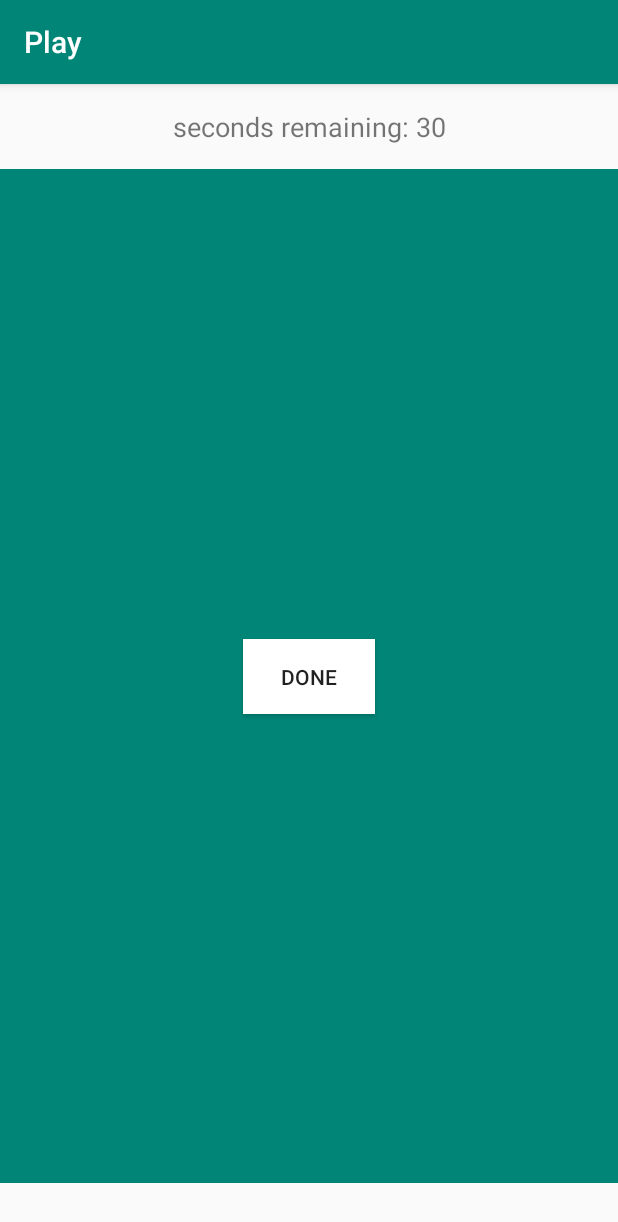
After one commit to apexkid/android-skeleton-dagger-rx-mvp, an Android app: the fragment EndGameFragment placed in its activity, on a phone screen of 412 x 824 dp. The commit adds this screen. Shown: the top 1222 px of the screen. Run offline under Robolectric (Android 15) with nearby library versions, the phone set to English and light mode, and no system bars; our stand-ins replace ButterKnife, Dagger/Hilt's generated code; 1 statement that could not run was skipped.

Commit message:
Added startGame and endGame screens

```diff
--- a/app/src/main/java/com/streetsmart/app/activity/play/PlayActivity.java
+++ b/app/src/main/java/com/streetsmart/app/activity/play/PlayActivity.java
@@ -3,15 +3,20 @@ package com.streetsmart.app.activity.play;
 import android.os.Bundle;
 import android.os.CountDownTimer;
 import android.widget.TextView;
+import android.widget.Toast;
 
 import androidx.appcompat.app.AppCompatActivity;
 import androidx.fragment.app.FragmentManager;
 import androidx.fragment.app.FragmentTransaction;
 
 import com.streetsmart.app.R;
+import com.streetsmart.app.activity.play.endgame.EndGameFragment;
+import com.streetsmart.app.activity.play.startgame.StartGameFragment;
 import com.streetsmart.app.activity.play.textquestion.TextQuestionFragment;
 import com.streetsmart.app.data.GameQuestionsRecord;
 import com.streetsmart.app.root.StreetsmartApp;
+
+import java.util.Set;
 
 import javax.inject.Inject;
 
@@ -28,6 +33,8 @@ public class PlayActivity extends AppCompatActivity implements PlayMVP.View, Pla
 
     private FragmentManager fragmentManager;
 
+    private static final int GAME_TIME_IN_SECONDS = 30;
+
     @Override
     protected void onCreate(Bundle savedInstanceState) {
         super.onCreate(savedInstanceState);
@@ -40,30 +47,51 @@ public class PlayActivity extends AppCompatActivity implements PlayMVP.View, Pla
         ButterKnife.bind(this);
 
         fragmentManager = getSupportFragmentManager();
-
+        timerTextView.setText("seconds remaining: " + GAME_TIME_IN_SECONDS);
     }
 
     @Override
     public void updateData(GameQuestionsRecord record) {
+        launchStartGameFragment();
+    }
 
+    @Override
+    public void startGame() {
         launchTextQuestionFragment();
-
-        new CountDownTimer(30000, 1000) {
+        new CountDownTimer(GAME_TIME_IN_SECONDS * 1000, 1000) {
             public void onTick(long millisUntilFinished) {
                 timerTextView.setText("seconds remaining: " + millisUntilFinished / 1000);
             }
             public void onFinish() {
-                timerTextView.setText("done!");
+                timerTextView.setText("Time Up!");
+                launchEndGameFragment();
             }
         }.start();
+    }
 
+    private void launchStartGameFragment() {
+        FragmentTransaction ft = fragmentManager.beginTransaction();
+        final StartGameFragment askPNContentFragment = new StartGameFragment();
 
+        ft.replace(R.id.question_layout_container, askPNContentFragment);
+        ft.setTransition(FragmentTransaction.TRANSIT_FRAGMENT_FADE);
+        ft.commit();
     }
 
     private void launchTextQuestionFragment() {
 
         FragmentTransaction ft = fragmentManager.beginTransaction();
         final TextQuestionFragment askPNContentFragment = new TextQuestionFragment();
+
+        ft.replace(R.id.question_layout_container, askPNContentFragment);
+        ft.setTransition(FragmentTransaction.TRANSIT_FRAGMENT_FADE);
+        ft.commit();
+    }
+
+    private void launchEndGameFragment() {
+
+        FragmentTransaction ft = fragmentManager.beginTransaction();
+        final EndGameFragment askPNContentFragment = new EndGameFragment();
 
         ft.replace(R.id.question_layout_container, askPNContentFragment);
         ft.setTransition(FragmentTransaction.TRANSIT_FRAGMENT_FADE);
@@ -99,4 +127,9 @@ public class PlayActivity extends AppCompatActivity implements PlayMVP.View, Pla
         presenter.unsubscribeData();
     }
 
+    @Override
+    public void onAnswerSelect(Set<String> selectedAnswer) {
+        launchTextQuestionFragment();
+        Toast.makeText(this, "Answer selected=" + selectedAnswer.toString(), Toast.LENGTH_SHORT).show();
+    }
 }
--- a/app/src/main/java/com/streetsmart/app/activity/play/PlayFragmentFlow.java
+++ b/app/src/main/java/com/streetsmart/app/activity/play/PlayFragmentFlow.java
@@ -1,4 +1,8 @@
 package com.streetsmart.app.activity.play;
 
+import java.util.Set;
+
 public interface PlayFragmentFlow {
+    void onAnswerSelect(Set<String> selectedAnswer);
+    void startGame();
 }
--- /dev/null
+++ b/app/src/main/java/com/streetsmart/app/activity/play/endgame/EndGameFragment.java
@@ -0,0 +1,62 @@
+package com.streetsmart.app.activity.play.endgame;
+
+import android.content.Context;
+import android.os.Bundle;
+import android.view.LayoutInflater;
+import android.view.View;
+import android.view.ViewGroup;
+
+import androidx.fragment.app.Fragment;
+
+import com.streetsmart.app.R;
+import com.streetsmart.app.activity.play.PlayFragmentFlow;
+
+
+public class EndGameFragment extends Fragment {
+
+    private PlayFragmentFlow mFlow;
+
+    public EndGameFragment() {
+        // Required empty public constructor
+    }
+
+    public static EndGameFragment newInstance(String param1, String param2) {
+        EndGameFragment fragment = new EndGameFragment();
+        Bundle args = new Bundle();
+        fragment.setArguments(args);
+        return fragment;
+    }
+
+    @Override
+    public void onCreate(Bundle savedInstanceState) {
+        super.onCreate(savedInstanceState);
+        if (getArguments() != null) {
+
+        }
+    }
+
+    @Override
+    public View onCreateView(LayoutInflater inflater, ViewGroup container,
+                             Bundle savedInstanceState) {
+        // Inflate the layout for this fragment
+        View view = inflater.inflate(R.layout.fragment_end_game, container, false);
+        return view;
+    }
+
+    @Override
+    public void onAttach(Context context) {
+        super.onAttach(context);
+
+        try {
+            mFlow = (PlayFragmentFlow) getActivity();
+        } catch (ClassCastException e) {
+            throw new ClassCastException(getActivity().toString() + " must implement PlayFragmentFlow");
+        }
+
+    }
+
+    @Override
+    public void onDetach() {
+        super.onDetach();
+    }
+}
--- /dev/null
+++ b/app/src/main/java/com/streetsmart/app/activity/play/startgame/StartGameFragment.java
@@ -0,0 +1,74 @@
+package com.streetsmart.app.activity.play.startgame;
+
+import android.content.Context;
+import android.os.Bundle;
+import android.view.LayoutInflater;
+import android.view.View;
+import android.view.ViewGroup;
+import android.widget.Button;
+
+import androidx.fragment.app.Fragment;
+
+import com.streetsmart.app.R;
+import com.streetsmart.app.activity.play.PlayFragmentFlow;
+
+import butterknife.BindView;
+import butterknife.ButterKnife;
+
+
+public class StartGameFragment extends Fragment {
+
+
+    @BindView(R.id.button_start_play)
+    Button startButton;
+
+    private PlayFragmentFlow mFlow;
+
+    public StartGameFragment() {
+        // Required empty public constructor
+    }
+
+
+    // TODO: Rename and change types and number of parameters
+    public static StartGameFragment newInstance(String param1, String param2) {
+        StartGameFragment fragment = new StartGameFragment();
+        return fragment;
+    }
+
+    @Override
+    public void onCreate(Bundle savedInstanceState) {
+        super.onCreate(savedInstanceState);
+        if (getArguments() != null) {
+
+        }
+    }
+
+    @Override
+    public View onCreateView(LayoutInflater inflater, ViewGroup container,
+                             Bundle savedInstanceState) {
+        // Inflate the layout for this fragment
+        View view = inflater.inflate(R.layout.fragment_start_game, container, false);
+
+        ButterKnife.bind(this, view);
+        startButton.setOnClickListener(v -> mFlow.startGame());
+
+        return view;
+    }
+
+
+    @Override
+    public void onAttach(Context context) {
+        super.onAttach(context);
+
+        try {
+            mFlow = (PlayFragmentFlow) getActivity();
+        } catch (ClassCastException e) {
+            throw new ClassCastException(getActivity().toString() + " must implement PlayFragmentFlow");
+        }
+    }
+
+    @Override
+    public void onDetach() {
+        super.onDetach();
+    }
+}
--- a/app/src/main/res/layout/activity_play.xml
+++ b/app/src/main/res/layout/activity_play.xml
@@ -11,6 +11,7 @@
         android:id="@+id/timer"
         android:layout_width="match_parent"
         android:layout_height="wrap_content"
+        android:layout_margin="16dp"
         android:gravity="center"
         android:text="Text"
         android:textSize="18sp"
@@ -21,7 +22,7 @@
     <FrameLayout
         android:id="@+id/question_layout_container"
         android:layout_width="match_parent"
-        android:layout_height="wrap_content"
+        android:layout_height="676dp"
         android:layout_marginTop="16dp"
         app:layout_constraintEnd_toEndOf="parent"
         app:layout_constraintStart_toStartOf="parent"
--- /dev/null
+++ b/app/src/main/res/layout/fragment_end_game.xml
@@ -0,0 +1,28 @@
+<?xml version="1.0" encoding="utf-8"?>
+<FrameLayout xmlns:android="http://schemas.android.com/apk/res/android"
+    xmlns:tools="http://schemas.android.com/tools"
+    xmlns:app="http://schemas.android.com/apk/res-auto"
+    android:layout_width="match_parent"
+    android:layout_height="match_parent"
+    tools:context=".activity.play.endgame.EndGameFragment">
+
+    <androidx.constraintlayout.widget.ConstraintLayout
+        android:layout_width="match_parent"
+        android:layout_height="match_parent"
+        android:background="@color/colorPrimary">
+
+        <Button
+            android:id="@+id/button_start_play"
+            android:layout_width="wrap_content"
+            android:layout_height="wrap_content"
+            android:text="DONE"
+            android:minHeight="50dp"
+            android:layout_margin="8dp"
+            android:background="#FFFFFF"
+            app:layout_constraintBottom_toBottomOf="parent"
+            app:layout_constraintEnd_toEndOf="parent"
+            app:layout_constraintStart_toStartOf="parent"
+            app:layout_constraintTop_toTopOf="parent" />
+    </androidx.constraintlayout.widget.ConstraintLayout>
+
+</FrameLayout>
--- a/app/src/main/res/values/colors.xml
+++ b/app/src/main/res/values/colors.xml
@@ -3,4 +3,6 @@
     <color name="colorPrimary">#008577</color>
     <color name="colorPrimaryDark">#00574B</color>
     <color name="colorAccent">#D81B60</color>
+
+    <color name="white">#FFFFFF</color>
 </resources>
```
Also changed, not shown: app/build.gradle (+8 -0 lines), app/src/main/java/com/streetsmart/app/activity/play/textquestion/TextQuestionFragment.java (+54 -24 lines), app/src/main/res/layout/fragment_start_game.xml (added, +29 -0 lines), app/src/main/res/layout/fragment_text_question.xml (+23 -4 lines).
